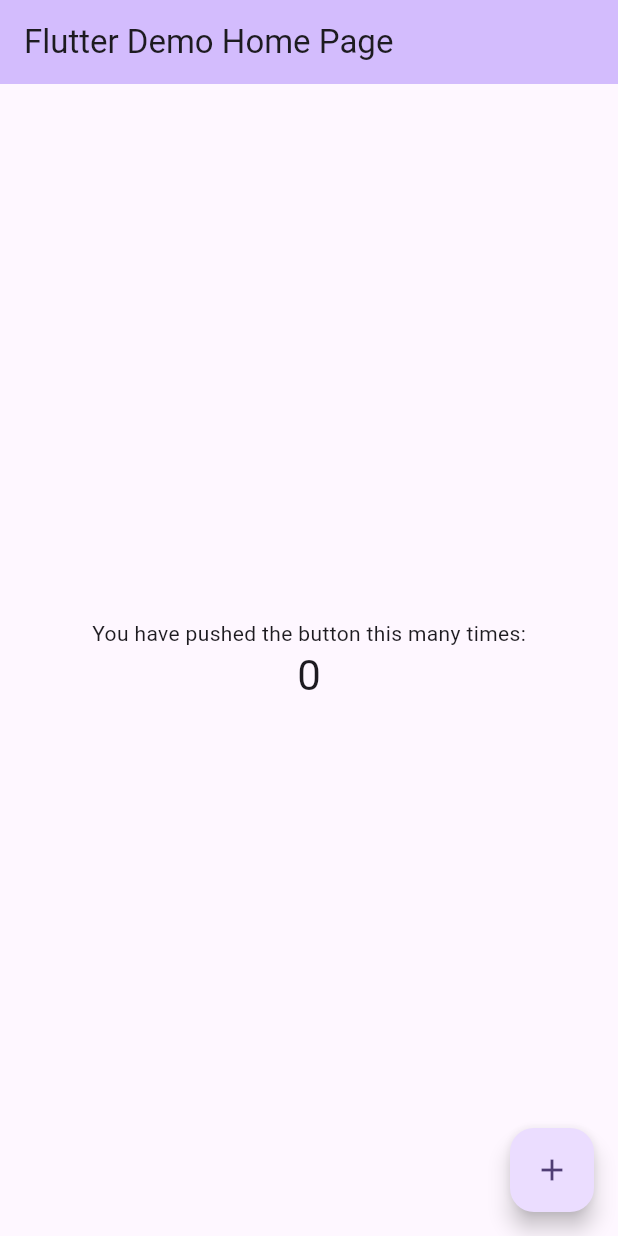
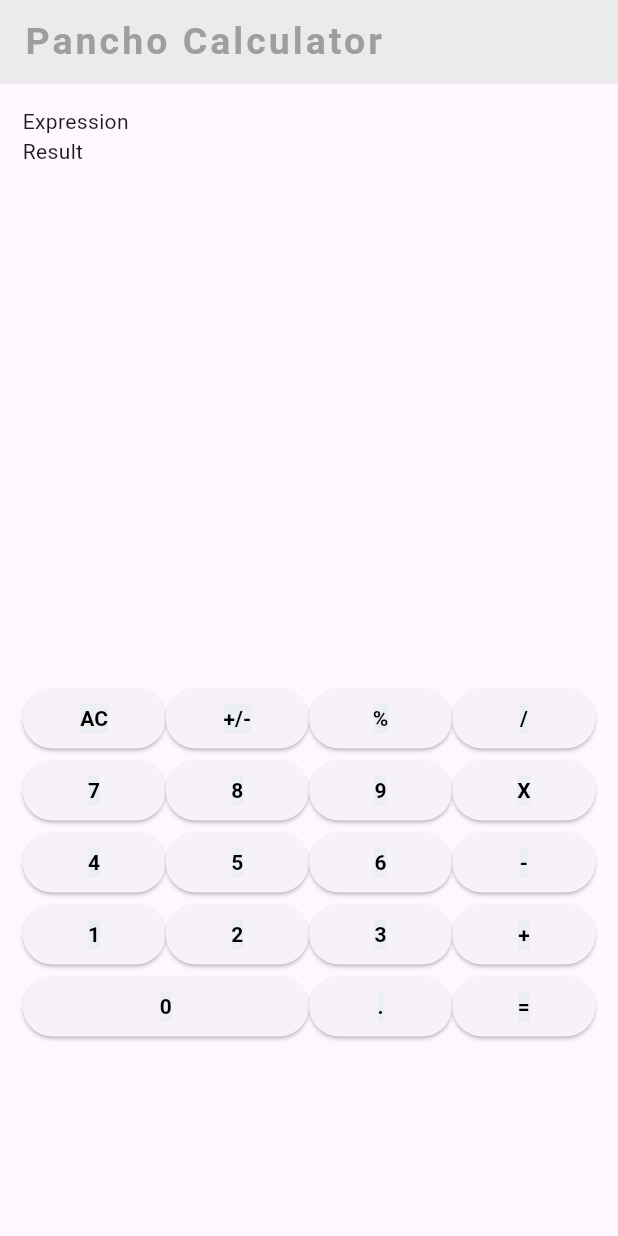
Before and after one commit to Agpancho360/calculator, a Flutter app: the screen it shows after launch, on a phone screen of 412 x 824 dp. Run offline on Flutter 3.47's test engine with Material 3 defaults, Android fonts, the phone set to English and light mode, and no system bars.

Commit message:
made some starter body for calculator

```diff
--- /dev/null
+++ b/lib/button.dart
@@ -0,0 +1,29 @@
+import 'package:flutter/material.dart';
+import 'package:calculator/main.dart';
+
+class CalculatorButton extends StatelessWidget {
+  //Initializes variables
+  final String number;
+  final int flexNum;
+  //Constructor(basically the parameters)
+  const CalculatorButton({super.key, required this.number,required this.flexNum});
+  @override
+  Widget build(BuildContext context) {
+    return Expanded(
+      flex: flexNum,
+      child: ElevatedButton(
+        onPressed: () {
+          print('Pressed $number');
+        },
+        child: Text(
+          '$number',
+          style: TextStyle(
+            color: Colors.black,
+            backgroundColor: Colors.blueGrey[50],
+            fontWeight: FontWeight.bold,
+          ),
+        ),
+      ),
+    );
+  }
+}
--- a/lib/main.dart
+++ b/lib/main.dart
@@ -1,125 +1,104 @@
 import 'package:flutter/material.dart';
+import 'button.dart';
 
 void main() {
-  runApp(const MyApp());
+  runApp(const MaterialApp(
+    home: Calculator(),
+  ));
 }
 
-class MyApp extends StatelessWidget {
-  const MyApp({super.key});
+class Calculator extends StatelessWidget {
+  const Calculator({Key? key});
 
-  // This widget is the root of your application.
   @override
   Widget build(BuildContext context) {
-    return MaterialApp(
-      title: 'Flutter Demo',
-      theme: ThemeData(
-        // This is the theme of your application.
-        //
-        // TRY THIS: Try running your application with "flutter run". You'll see
-        // the application has a purple toolbar. Then, without quitting the app,
-        // try changing the seedColor in the colorScheme below to Colors.green
-        // and then invoke "hot reload" (save your changes or press the "hot
-        // reload" button in a Flutter-supported IDE, or press "r" if you used
-        // the command line to start the app).
-        //
-        // Notice that the counter didn't reset back to zero; the application
-        // state is not lost during the reload. To reset the state, use hot
-        // restart instead.
-        //
-        // This works for code too, not just values: Most code changes can be
-        // tested with just a hot reload.
-        colorScheme: ColorScheme.fromSeed(seedColor: Colors.deepPurple),
-        useMaterial3: true,
+    return Scaffold(
+      appBar: AppBar(
+        backgroundColor: const Color.fromARGB(255, 235, 235, 235),
+        title: const Text(
+          'Pancho Calculator',
+          style: TextStyle(
+            color: Colors.grey,
+            fontSize: 25.0,
+            letterSpacing: 2.0,
+            fontWeight: FontWeight.bold,
+          ),
+        ),
       ),
-      home: const MyHomePage(title: 'Flutter Demo Home Page'),
+      body: Column(
+        children: [
+          Expanded(
+            flex:1,
+            child: Container(
+              padding: const EdgeInsets.all(15.0),
+              child: const Column(
+                children: [
+                  Row(
+                    crossAxisAlignment: CrossAxisAlignment.start,
+                    children: [Text('Expression')]),
+                Row(
+                    crossAxisAlignment: CrossAxisAlignment.end,
+                    children: [Text('Result')]), ]
+                ),
+            ),
+          ),
+          Expanded(
+            flex:1,
+            child: Container(
+              padding: const EdgeInsets.all(15.0),
+              child: const Column(
+                children: [
+                  Row(
+                    mainAxisAlignment: MainAxisAlignment.spaceAround,
+                    children: [
+                      CalculatorButton(number: 'AC', flexNum: 1),
+                      CalculatorButton(number: '+/-', flexNum: 1),
+                      CalculatorButton(number: '%', flexNum: 1),
+                      CalculatorButton(number: '/', flexNum: 1),
+                    ],
+                  ),
+                  Row(
+                    mainAxisAlignment: MainAxisAlignment.spaceAround,
+                    children: [
+                      CalculatorButton(number: '7', flexNum: 1),
+                      CalculatorButton(number: '8', flexNum: 1),
+                      CalculatorButton(number: '9', flexNum: 1),
+                      CalculatorButton(number: 'X', flexNum: 1),
+                    ],
+                  ),
+                  Row(
+                    mainAxisAlignment: MainAxisAlignment.spaceAround,
+                    children: [
+                      CalculatorButton(number: '4', flexNum: 1),
+                      CalculatorButton(number: '5', flexNum: 1),
+                      CalculatorButton(number: '6', flexNum: 1),
+                      CalculatorButton(number: '-', flexNum: 1),
+                    ],
+                  ),
+                  Row(
+                    mainAxisAlignment: MainAxisAlignment.spaceAround,
+                    children: [
+                      CalculatorButton(number: '1', flexNum: 1),
+                      CalculatorButton(number: '2', flexNum: 1),
+                      CalculatorButton(number: '3', flexNum: 1),
+                      CalculatorButton(number: '+', flexNum: 1),
+                    ],
+                  ),
+                  Row(
+                    mainAxisAlignment: MainAxisAlignment.spaceAround,
+                    children: [
+                      CalculatorButton(number: '0', flexNum: 2),
+                      CalculatorButton(number: '.', flexNum: 1),
+                      CalculatorButton(number: '=', flexNum: 1),
+                    ],
+                  ),
+                  // Add more rows and buttons as needed
+                ],
+              ),
+            ),
+          ),
+        ],
+      ),
     );
   }
 }
-
-class MyHomePage extends StatefulWidget {
-  const MyHomePage({super.key, required this.title});
-
-  // This widget is the home page of your application. It is stateful, meaning
-  // that it has a State object (defined below) that contains fields that affect
-  // how it looks.
-
-  // This class is the configuration for the state. It holds the values (in this
-  // case the title) provided by the parent (in this case the App widget) and
-  // used by the build method of the State. Fields in a Widget subclass are
-  // always marked "final".
-
-  final String title;
-
-  @override
-  State<MyHomePage> createState() => _MyHomePageState();
-}
-
-class _MyHomePageState extends State<MyHomePage> {
-  int _counter = 0;
-
-  void _incrementCounter() {
-    setState(() {
-      // This call to setState tells the Flutter framework that something has
-      // changed in this State, which causes it to rerun the build method below
-      // so that the display can reflect the updated values. If we changed
-      // _counter without calling setState(), then the build method would not be
-      // called again, and so nothing would appear to happen.
-      _counter++;
-    });
-  }
-
-  @override
-  Widget build(BuildContext context) {
-    // This method is rerun every time setState is called, for instance as done
-    // by the _incrementCounter method above.
-    //
-    // The Flutter framework has been optimized to make rerunning build methods
-    // fast, so that you can just rebuild anything that needs updating rather
-    // than having to individually change instances of widgets.
-    return Scaffold(
-      appBar: AppBar(
-        // TRY THIS: Try changing the color here to a specific color (to
-        // Colors.amber, perhaps?) and trigger a hot reload to see the AppBar
-        // change color while the other colors stay the same.
-        backgroundColor: Theme.of(context).colorScheme.inversePrimary,
-        // Here we take the value from the MyHomePage object that was created by
-        // the App.build method, and use it to set our appbar title.
-        title: Text(widget.title),
-      ),
-      body: Center(
-        // Center is a layout widget. It takes a single child and positions it
-        // in the middle of the parent.
-        child: Column(
-          // Column is also a layout widget. It takes a list of children and
-          // arranges them vertically. By default, it sizes itself to fit its
-          // children horizontally, and tries to be as tall as its parent.
-          //
-          // Column has various properties to control how it sizes itself and
-          // how it positions its children. Here we use mainAxisAlignment to
-          // center the children vertically; the main axis here is the vertical
-          // axis because Columns are vertical (the cross axis would be
-          // horizontal).
-          //
-          // TRY THIS: Invoke "debug painting" (choose the "Toggle Debug Paint"
-          // action in the IDE, or press "p" in the console), to see the
-          // wireframe for each widget.
-          mainAxisAlignment: MainAxisAlignment.center,
-          children: <Widget>[
-            const Text(
-              'You have pushed the button this many times:',
-            ),
-            Text(
-              '$_counter',
-              style: Theme.of(context).textTheme.headlineMedium,
-            ),
-          ],
-        ),
-      ),
-      floatingActionButton: FloatingActionButton(
-        onPressed: _incrementCounter,
-        tooltip: 'Increment',
-        child: const Icon(Icons.add),
-      ), // This trailing comma makes auto-formatting nicer for build methods.
-    );
-  }
-}
```
